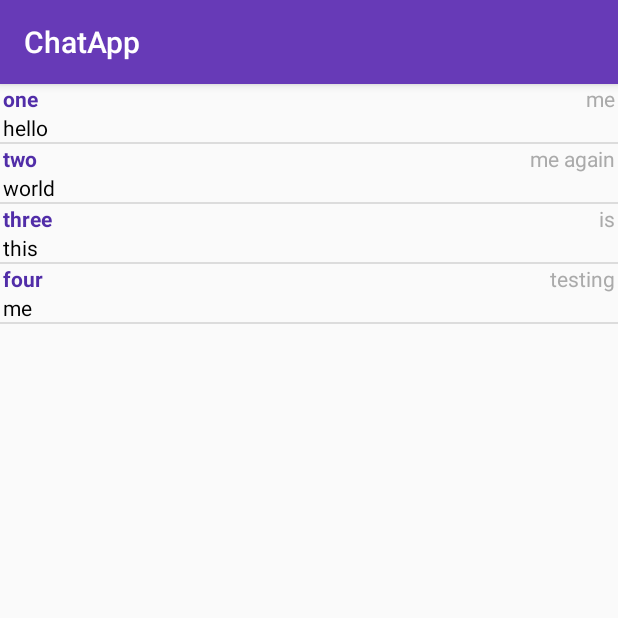
After one commit to RedArmadillo/AndroidChatApp, an Android app: the ChatListActivity screen opened directly, with no data from a screen before it, on a phone screen of 412 x 824 dp, the top half of it. The commit adds this screen. Run offline under Robolectric (Android 15) with nearby library versions, the phone set to English and light mode, and no system bars; Roboto replaces fonts that are not available here.

Commit message:
Added a RecycleView to display list of Chat rooms.

```diff
--- a/app/build.gradle
+++ b/app/build.gradle
@@ -33,6 +33,7 @@
     implementation 'com.android.support:appcompat-v7:27.1.1'
     implementation 'com.android.support.constraint:constraint-layout:1.1.0'
     implementation 'com.android.support:support-v4:27.1.1'
+    implementation 'com.android.support:recyclerview-v7:26.1.0'
     testImplementation 'junit:junit:4.12'
     androidTestImplementation 'com.android.support.test:runner:1.0.1'
     androidTestImplementation 'com.android.support.test.espresso:espresso-core:3.0.1'
--- a/app/src/main/AndroidManifest.xml
+++ b/app/src/main/AndroidManifest.xml
@@ -34,7 +34,8 @@
             android:label="@string/title_activity_landing"
             android:theme="@style/AppTheme.NoActionBar" />
         <activity android:name=".ThemeChangeActivity" />
-        <activity android:name=".ChatActivity"></activity>
+        <activity android:name=".ChatActivity" />
+        <activity android:name=".ChatListActivity"></activity>
     </application>
 
 </manifest>
--- /dev/null
+++ b/app/src/main/java/group7/tcss450/uw/edu/chatapp/ChatListActivity.java
@@ -0,0 +1,52 @@
+package group7.tcss450.uw.edu.chatapp;
+
+import android.os.Bundle;
+import android.support.v7.app.AppCompatActivity;
+import android.support.v7.widget.DefaultItemAnimator;
+import android.support.v7.widget.DividerItemDecoration;
+import android.support.v7.widget.LinearLayoutManager;
+import android.support.v7.widget.RecyclerView;
+
+import java.util.ArrayList;
+import java.util.List;
+
+import group7.tcss450.uw.edu.chatapp.Fragment.ChatRoomViewAdapter;
+import group7.tcss450.uw.edu.chatapp.Models.ChatRoom;
+
+public class ChatListActivity extends AppCompatActivity {
+    private List<ChatRoom> chatRoomList = new ArrayList<>();
+    private RecyclerView recyclerView;
+    private ChatRoomViewAdapter mAdapter;
+    private DividerItemDecoration mDividerItemDecoration;
+    @Override
+    protected void onCreate(Bundle savedInstanceState) {
+        super.onCreate(savedInstanceState);
+        setContentView(R.layout.activity_chat_list);
+        recyclerView = (RecyclerView) findViewById(R.id.chat_recycle_view);
+
+        mAdapter = new ChatRoomViewAdapter(chatRoomList);
+        RecyclerView.LayoutManager mLayoutManager = new LinearLayoutManager(getApplicationContext());
+        recyclerView.addItemDecoration(new DividerItemDecoration(this, DividerItemDecoration.VERTICAL));
+
+//        mDividerItemDecoration = new DividerItemDecoration(
+//                recyclerView.getContext(),
+//                mLayoutManager.getLayoutDirection());
+//        recyclerView.addItemDecoration(mDividerItemDecoration);
+        recyclerView.setLayoutManager(mLayoutManager);
+        recyclerView.setItemAnimator(new DefaultItemAnimator());
+        recyclerView.setAdapter(mAdapter);
+        prepareChatRoom();
+    }
+
+    private void prepareChatRoom() {
+        ChatRoom one = new ChatRoom(1, "one", "hello", "me");
+        chatRoomList.add(one);
+        ChatRoom two = new ChatRoom(2, "two", "world", "me again");
+        chatRoomList.add(two);
+        ChatRoom three = new ChatRoom(3, "three", "this", "is");
+        chatRoomList.add(three);
+        ChatRoom four = new ChatRoom(4, "four", "me", "testing");
+        chatRoomList.add(four);
+        mAdapter.notifyDataSetChanged();
+    }
+}
--- /dev/null
+++ b/app/src/main/java/group7/tcss450/uw/edu/chatapp/Fragment/ChatRoomViewAdapter.java
@@ -0,0 +1,78 @@
+package group7.tcss450.uw.edu.chatapp.Fragment;
+
+import android.support.v7.widget.RecyclerView;
+import android.view.LayoutInflater;
+import android.view.View;
+import android.view.ViewGroup;
+import android.widget.TextView;
+import android.widget.Toast;
+
+import java.util.List;
+
+import group7.tcss450.uw.edu.chatapp.Models.ChatRoom;
+import group7.tcss450.uw.edu.chatapp.R;
+
+
+public class ChatRoomViewAdapter extends RecyclerView.Adapter<ChatRoomViewAdapter.ViewHolder> {
+
+    private final List<ChatRoom> mChatList;
+    //private final OnListFragmentInteractionListener mListener;
+
+    public ChatRoomViewAdapter(List<ChatRoom> list) {
+        mChatList = list;
+        //mListener = listener;
+    }
+
+    @Override
+    public ViewHolder onCreateViewHolder(ViewGroup parent, int viewType) {
+        View view = LayoutInflater.from(parent.getContext())
+                .inflate(R.layout.chatroom_list_row, parent, false);
+        return new ViewHolder(view);
+    }
+
+
+    @Override
+    public void onBindViewHolder(final ViewHolder holder, int position) {
+        ChatRoom c = mChatList.get(position);
+        holder.mLastMsg.setText(c.getLastMsg());
+        holder.mLastSender.setText(c.getLastSender());
+        holder.mRoomName.setText(c.getName());
+        holder.mView.setOnClickListener(view -> {
+            Toast.makeText(view.getContext(),c.getName() + " is clicked!", Toast.LENGTH_LONG).show();
+        });
+        /*holder.mView.setOnClickListener(v -> {
+            AppCompatActivity activity = (AppCompatActivity) v.getContext();
+            FragmentTransaction transaction = activity.getSupportFragmentManager()
+                    .beginTransaction()
+                    .replace(R.id.landingContainer, new ChatFragment(c.getChatId()))
+                    .addToBackStack(null);
+            // Commit the transaction
+            transaction.commit();
+        }); */
+    }
+
+    @Override
+    public int getItemCount() {
+        return mChatList.size();
+    }
+
+    public class ViewHolder extends RecyclerView.ViewHolder {
+        public View mView;
+        public TextView mLastMsg;
+        public TextView mLastSender;
+        public TextView mRoomName;
+
+        public ViewHolder(View view) {
+            super(view);
+            mView = view;
+            mLastMsg = (TextView) view.findViewById(R.id.chatRoomLastMsg);
+            mLastSender = (TextView) view.findViewById(R.id.chatRoomLastSender);
+            mRoomName = (TextView) view.findViewById(R.id.chatRoomName);
+        }
+
+       // @Override
+       // public String toString() {
+         //   return super.toString() + " '" + mContentView.getText() + "'";
+        //}
+    }
+}
--- a/app/src/main/java/group7/tcss450/uw/edu/chatapp/LandingActivity.java
+++ b/app/src/main/java/group7/tcss450/uw/edu/chatapp/LandingActivity.java
@@ -104,7 +104,12 @@
             loadFragment(new SettingsFragment());
         } else if (id == R.id.landingLogout) {
             onLogout();
+        } else if (id == R.id.landingChatList) {
+            //loadFragment(new ChatListFragment());
+            Intent intent = new Intent(this, ChatListActivity.class);
+            startActivity(intent);
         }
+
 
         DrawerLayout drawer = (DrawerLayout) findViewById(R.id.drawer_layout);
         drawer.closeDrawer(GravityCompat.START);
--- a/app/src/main/java/group7/tcss450/uw/edu/chatapp/Models/Chat.java
+++ /dev/null
@@ -1,4 +0,0 @@
-package group7.tcss450.uw.edu.chatapp.Models;
-
-public class Chat {
-}
--- /dev/null
+++ b/app/src/main/java/group7/tcss450/uw/edu/chatapp/Models/ChatRoom.java
@@ -0,0 +1,38 @@
+package group7.tcss450.uw.edu.chatapp.Models;
+
+public class ChatRoom {
+    private int mChatId;
+    private StringBuilder mName;
+    private StringBuilder mLastMsg;
+    private StringBuilder mLastSender;
+
+    public ChatRoom(int chatId, String name, String lastMsg, String lastSender) {
+        this.mChatId = chatId;
+        mName = new StringBuilder(name);
+        mLastSender = new StringBuilder(lastSender);
+        mLastMsg = new StringBuilder(lastMsg);
+    }
+    public int getChatId() {
+        return mChatId;
+    }
+    public void setName(String name) {
+        mName = new StringBuilder(name);
+    }
+    public String getName() {
+        return mName.toString();
+    }
+    public void setLastMsg(String msg) {
+        mLastMsg = new StringBuilder(msg);
+    }
+    public String getLastMsg() {
+        return mLastMsg.toString();
+    }
+    public void setLastSender(String username) {
+
+        mLastSender = new StringBuilder(username);
+    }
+    public String getLastSender() {
+        return mLastSender.toString();
+    }
+
+}
--- /dev/null
+++ b/app/src/main/res/layout/activity_chat_list.xml
@@ -0,0 +1,14 @@
+<?xml version="1.0" encoding="utf-8"?>
+<FrameLayout xmlns:android="http://schemas.android.com/apk/res/android"
+    xmlns:app="http://schemas.android.com/apk/res-auto"
+    xmlns:tools="http://schemas.android.com/tools"
+    android:id="@+id/chat_list_layout"
+    android:layout_width="match_parent"
+    android:layout_height="match_parent"
+    tools:context=".ChatListActivity">
+
+    <android.support.v7.widget.RecyclerView
+        android:id="@+id/chat_recycle_view"
+        android:layout_width="match_parent"
+        android:layout_height="match_parent" />
+</FrameLayout>
--- /dev/null
+++ b/app/src/main/res/layout/chatroom_list_row.xml
@@ -0,0 +1,35 @@
+<?xml version="1.0" encoding="utf-8"?>
+<RelativeLayout xmlns:android="http://schemas.android.com/apk/res/android"
+    android:layout_width="match_parent"
+    android:layout_height="wrap_content"
+    android:paddingStart="2dp"
+    android:paddingEnd="2dp">
+
+    <TextView
+        android:id="@+id/chatRoomName"
+        android:layout_width="307dp"
+        android:layout_height="wrap_content"
+        android:layout_alignParentStart="true"
+        android:layout_alignParentTop="true"
+        android:text="Name"
+        android:textColor="@color/colorPrimaryDark"
+        android:textStyle="bold" />
+
+    <TextView
+        android:id="@+id/chatRoomLastMsg"
+        android:layout_width="wrap_content"
+        android:layout_height="wrap_content"
+        android:layout_alignParentStart="true"
+        android:layout_below="@+id/chatRoomName"
+        android:text="Last Message"
+        android:textColor="@android:color/background_dark" />
+
+    <TextView
+        android:id="@+id/chatRoomLastSender"
+        android:layout_width="wrap_content"
+        android:layout_height="wrap_content"
+        android:layout_alignParentEnd="true"
+        android:layout_alignParentTop="true"
+        android:text="Last Sender"
+        android:textColor="@android:color/darker_gray" />
+</RelativeLayout>
--- a/app/src/main/res/menu/activity_landing_drawer.xml
+++ b/app/src/main/res/menu/activity_landing_drawer.xml
@@ -20,6 +20,10 @@
             android:id="@+id/landingHome"
             android:icon="@drawable/ic_home"
             android:title="Home" />
+        <item
+            android:id="@+id/landingChatList"
+            android:icon="@drawable/ic_home"
+            android:title="ChatList" />
     </group>
 
     <item android:title="Communicate">
--- a/app/src/main/res/values/dimens.xml
+++ b/app/src/main/res/values/dimens.xml
@@ -5,4 +5,5 @@
     <dimen name="nav_header_vertical_spacing">8dp</dimen>
     <dimen name="nav_header_height">176dp</dimen>
     <dimen name="fab_margin">16dp</dimen>
+    <dimen name="text_margin">16dp</dimen>
 </resources>
```
Also changed, not shown: app/src/main/java/group7/tcss450/uw/edu/chatapp/Fragment/ChatFragment.java (+9 -4 lines), app/src/main/java/group7/tcss450/uw/edu/chatapp/Fragment/dummy/DummyContent.java (added, +72 -0 lines), app/src/main/res/layout/fragment_chatroom.xml (added, +20 -0 lines).
